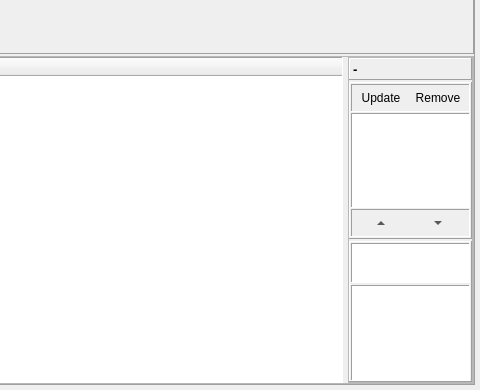
Qt form dialog_workcreator.ui (Tria-Andy/WorkoutEditor) before a commit; both pictures show x 720 to 1200 and y 310 to 700 of the 1200 by 700 pixel window.
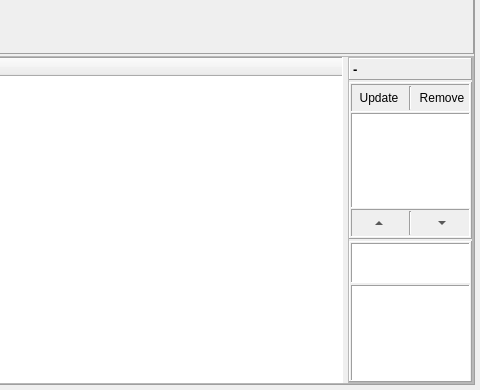
The same form after that commit. Icons and pictures are not drawn. Custom widgets are drawn as their Qt base class.

```diff
--- a/dialog_workcreator.ui
+++ b/dialog_workcreator.ui
@@ -717,6 +717,13 @@
                     </property>
                    </widget>
                   </item>
+                  <item>
+                   <widget class="Line" name="line_6">
+                    <property name="orientation">
+                     <enum>Qt::Vertical</enum>
+                    </property>
+                   </widget>
+                  </item>
                   <item>
                    <widget class="QToolButton" name="toolButton_remove">
                     <property name="minimumSize">
@@ -820,6 +827,13 @@
                     </property>
                    </widget>
                   </item>
+                  <item>
+                   <widget class="Line" name="line_7">
+                    <property name="orientation">
+                     <enum>Qt::Vertical</enum>
+                    </property>
+                   </widget>
+                  </item>
                   <item>
                    <widget class="QToolButton" name="toolButton_down">
                     <property name="minimumSize">
```
Left out of the diff: 5 changed lines with no effect on the pictures.
